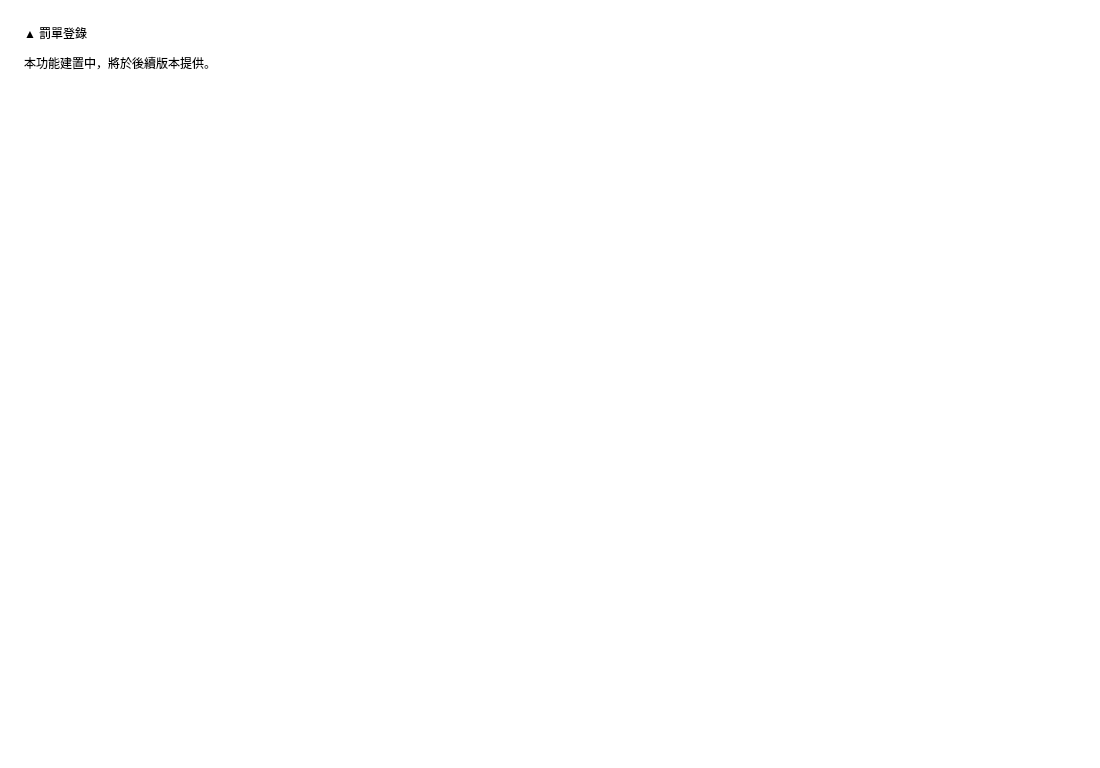
First picture: the form in layouts/Layout10.ui, repository jerrygskk/PoliceDocSys, before the edit.
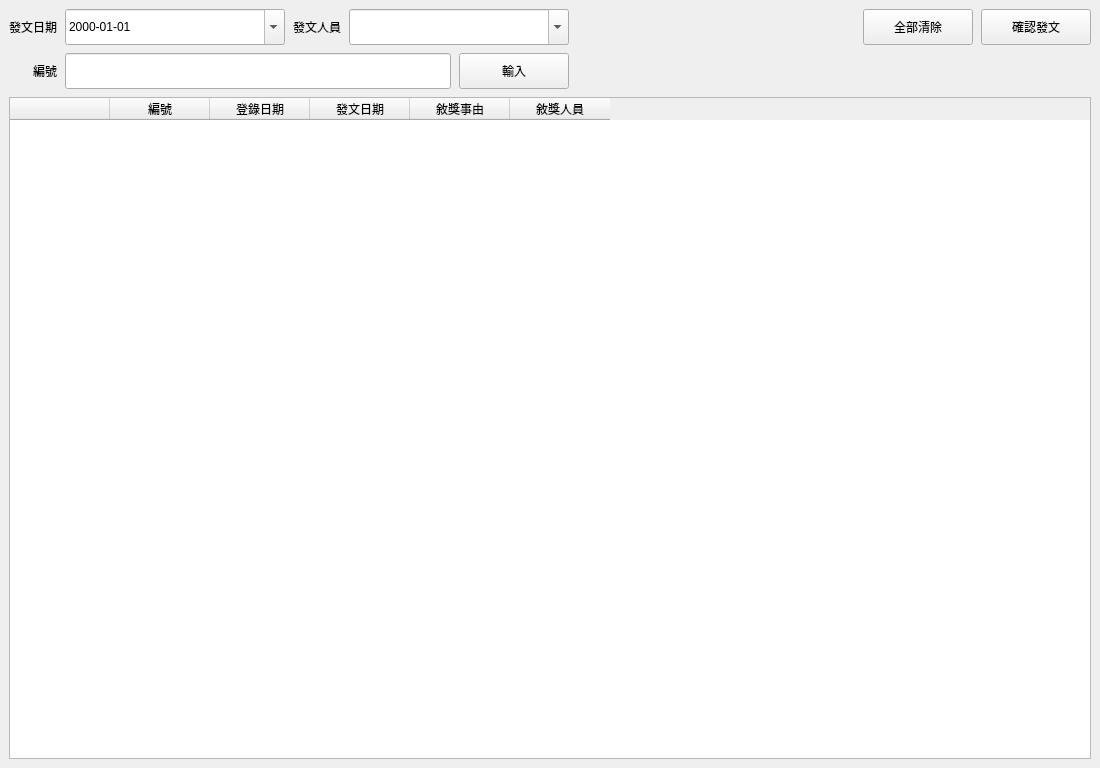
Second picture: the form after the edit.

Commit message:
feat: 敘獎頁拆分為登錄＋發文兩頁，並收斂相關權限與 UI
- 敘獎拆為「敘獎登錄」（Tab3）＋「敘獎發文」（Tab4，取代罰單佔位頁），
  改走交辦單體系（登錄＝收文、發文＝依編號補發文資訊），與自助取號完全脫鉤
- Document_Reward 新增 create_date（登錄日期）；register_date 維持發文日期語義
- 敘獎登錄頁移除發文日期／發文人員欄，登錄僅填事由＋人員；發文頁所有身分可用，
  已發文可覆蓋重發（退件重發），送全列、併發防護沿用
- 結算彈窗拔除敘獎（SETTLE_META、tab_print 連動），回歸只管刑案／一般
- 資料庫瀏覽：交辦單／敘獎的修改改為最高權限管理者專屬（歸檔管理者不可）；
  登錄修改彈窗僅顯示事由＋人員（發文欄位限瀏覽頁管理者）
- 敘獎登錄「敘獎人員」欄改為可編輯下拉（RecipientCombo 抽為共用，與修改彈窗同一份）
- 交辦收文／敘獎登錄刪除確認文案統一
- 選單圖示 menu_ticket.svg → menu_reward_issue.svg，重編 qrc
- HELP／QUICKSTART／測試同步更新

The edit to the form file:
```diff
--- a/layouts/Layout10.ui
+++ b/layouts/Layout10.ui
@@ -7,34 +7,96 @@
   </property>
   <property name="windowTitle"><string>公文管理系統 - 罰單登錄</string></property>
   <widget class="QWidget" name="centralwidget">
-   <property name="styleSheet">
-    <string notr="true">QWidget#centralwidget { background-color: #ffffff; color: #000000; }</string>
-   </property>
    <layout class="QVBoxLayout" name="mainVerticalLayout">
-    <property name="spacing"><number>12</number></property>
-    <property name="leftMargin"><number>24</number></property>
-    <property name="topMargin"><number>24</number></property>
-    <property name="rightMargin"><number>24</number></property>
-    <property name="bottomMargin"><number>24</number></property>
+    <property name="spacing"><number>8</number></property>
     <item>
-     <widget class="QLabel" name="ticket_title">
-      <property name="text"><string>▲ 罰單登錄</string></property>
-     </widget>
+     <layout class="QGridLayout" name="rewardIssueGrid">
+      <property name="horizontalSpacing"><number>8</number></property>
+      <property name="verticalSpacing"><number>8</number></property>
+      <item row="0" column="0">
+       <widget class="QLabel" name="lbl_reward_issue_date">
+        <property name="text"><string>發文日期</string></property>
+        <property name="alignment"><set>Qt::AlignRight|Qt::AlignVCenter</set></property>
+       </widget>
+      </item>
+      <item row="0" column="1">
+       <widget class="QDateEdit" name="reward_issue_date">
+        <property name="minimumSize"><size><width>220</width><height>36</height></size></property>
+        <property name="maximumSize"><size><width>220</width><height>36</height></size></property>
+        <property name="calendarPopup"><bool>true</bool></property>
+        <property name="displayFormat"><string>yyyy-MM-dd</string></property>
+       </widget>
+      </item>
+      <item row="0" column="2">
+       <widget class="QLabel" name="lbl_reward_issue_sender">
+        <property name="text"><string>發文人員</string></property>
+        <property name="alignment"><set>Qt::AlignRight|Qt::AlignVCenter</set></property>
+       </widget>
+      </item>
+      <item row="0" column="3">
+       <widget class="QComboBox" name="reward_issue_sender">
+        <property name="minimumSize"><size><width>220</width><height>36</height></size></property>
+        <property name="maximumSize"><size><width>220</width><height>36</height></size></property>
+        <property name="editable"><bool>true</bool></property>
+       </widget>
+      </item>
+      <item row="0" column="4">
+       <spacer name="rewardIssueSpacer">
+        <property name="orientation"><enum>Qt::Horizontal</enum></property>
+        <property name="sizeHint" stdset="0"><size><width>20</width><height>0</height></size></property>
+       </spacer>
+      </item>
+      <item row="0" column="5">
+       <widget class="QPushButton" name="btn_reward_issue_clear">
+        <property name="minimumSize"><size><width>110</width><height>36</height></size></property>
+        <property name="maximumSize"><size><width>110</width><height>36</height></size></property>
+        <property name="text"><string>全部清除</string></property>
+       </widget>
+      </item>
+      <item row="0" column="6">
+       <widget class="QPushButton" name="btn_reward_issue">
+        <property name="minimumSize"><size><width>110</width><height>36</height></size></property>
+        <property name="maximumSize"><size><width>110</width><height>36</height></size></property>
+        <property name="text"><string>確認發文</string></property>
+       </widget>
+      </item>
+      <item row="1" column="0">
+       <widget class="QLabel" name="lbl_reward_num">
+        <property name="text"><string>編號</string></property>
+        <property name="alignment"><set>Qt::AlignRight|Qt::AlignVCenter</set></property>
+       </widget>
+      </item>
+      <item row="1" column="1" colspan="3">
+       <layout class="QHBoxLayout" name="rewardNumberRow">
+        <property name="spacing"><number>8</number></property>
+        <item>
+         <widget class="QLineEdit" name="lineEdit_reward_num">
+          <property name="minimumSize"><size><width>0</width><height>36</height></size></property>
+         </widget>
+        </item>
+        <item>
+         <widget class="QPushButton" name="btn_reward_input">
+          <property name="minimumSize"><size><width>110</width><height>36</height></size></property>
+          <property name="maximumSize"><size><width>110</width><height>36</height></size></property>
+          <property name="text"><string>輸入</string></property>
+         </widget>
+        </item>
+       </layout>
+      </item>
+     </layout>
     </item>
     <item>
-     <widget class="QLabel" name="ticket_message">
-      <property name="text"><string>本功能建置中，將於後續版本提供。</string></property>
-      <property name="wordWrap"><bool>true</bool></property>
+     <widget class="QTableWidget" name="reward_issue_table">
+      <property name="selectionBehavior"><enum>QAbstractItemView::SelectRows</enum></property>
+      <property name="editTriggers"><set>QAbstractItemView::NoEditTriggers</set></property>
+      <column><property name="text"><string></string></property></column>
+      <column><property name="text"><string>編號</string></property></column>
+      <column><property name="text"><string>登錄日期</string></property></column>
+      <column><property name="text"><string>發文日期</string></property></column>
+      <column><property name="text"><string>敘獎事由</string></property></column>
+      <column><property name="text"><string>敘獎人員</string></property></column>
      </widget>
     </item>
-    <item>
-     <spacer name="verticalSpacer">
-      <property name="orientation"><enum>Qt::Vertical</enum></property>
-      <property name="sizeHint" stdset="0">
-       <size><width>20</width><height>40</height></size>
-      </property>
-     </spacer>
-    </item>
    </layout>
   </widget>
  </widget>
```
Left out of the diff: 2 changed lines with no effect on the pictures. The commit also changes 38 other files.
